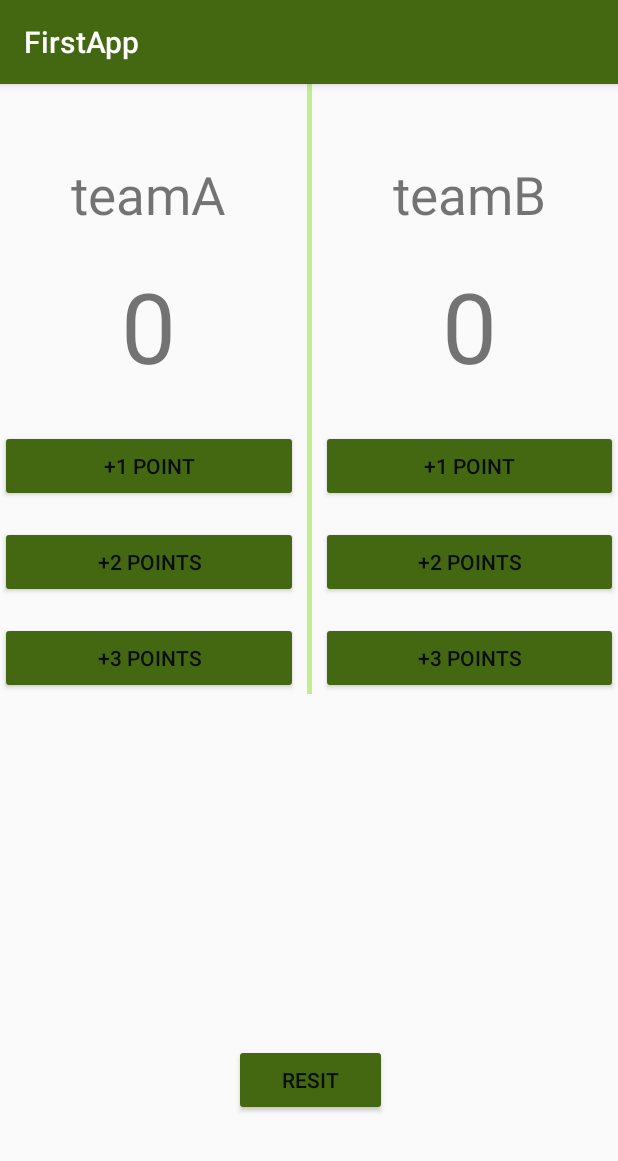
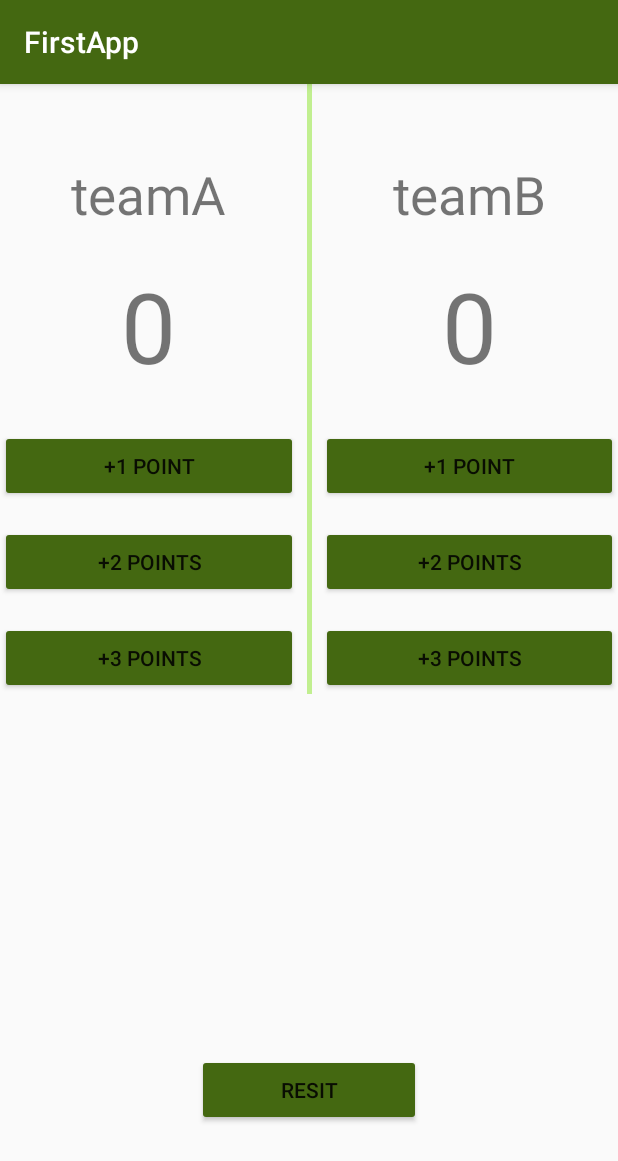
Before and after one commit to JingLiang-bit/FirstApp1, an Android app: the screen it shows after launch (SecondActivity), on a phone screen of 412 x 824 dp. Shown: the top 1161 px of the screen. Run offline under Robolectric (Android 15) with nearby library versions, the phone set to English and light mode, and no system bars.

Commit message:
两队计分2

```diff
--- a/app/src/main/res/layout/activity_second.xml
+++ b/app/src/main/res/layout/activity_second.xml
@@ -129,23 +129,20 @@
     </LinearLayout>
 
 
-
-
-
     <Button
         android:id="@+id/button24"
-        android:layout_width="100dp"
+        android:layout_width="149dp"
         android:layout_height="wrap_content"
         android:layout_alignParentStart="true"
         android:layout_alignParentLeft="true"
         android:layout_alignParentEnd="true"
         android:layout_alignParentRight="true"
         android:layout_alignParentBottom="true"
-        android:layout_marginStart="156dp"
-        android:layout_marginLeft="156dp"
-        android:layout_marginEnd="154dp"
-        android:layout_marginRight="154dp"
-        android:layout_marginBottom="80dp"
+        android:layout_marginStart="131dp"
+        android:layout_marginLeft="131dp"
+        android:layout_marginEnd="131dp"
+        android:layout_marginRight="131dp"
+        android:layout_marginBottom="73dp"
         android:onClick="btnResit"
         android:text="@string/btn24" />
 
```
